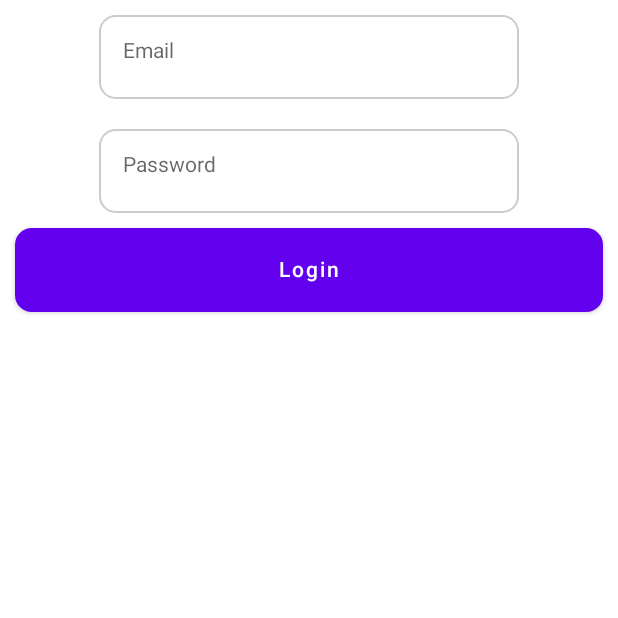
After one commit to mofe64/IntoTheComposeVerse, an Android app built with Jetpack Compose: the composable Login shown on its own in the app's theme, on a phone screen of 412 x 824 dp, the top half of it. The commit adds this screen. Run offline under Robolectric (Android 15) with nearby library versions, the phone set to English and light mode, and no system bars.

Commit message:
project impl

```diff
--- a/StateManagement/app/build.gradle
+++ b/StateManagement/app/build.gradle
@@ -62,4 +62,6 @@ dependencies {
     androidTestImplementation 'androidx.test.espresso:espresso-core:3.4.0'
     androidTestImplementation "androidx.compose.ui:ui-test-junit4:$compose_version"
     debugImplementation "androidx.compose.ui:ui-tooling:$compose_version"
+
+    implementation "androidx.lifecycle:lifecycle-viewmodel-compose:2.4.0-beta01"
 }
--- /dev/null
+++ b/StateManagement/app/src/main/java/com/nubari/statemanagement/viewmodel/CustomTextInput.kt
@@ -0,0 +1,69 @@
+package com.nubari.statemanagement.viewmodel
+
+import androidx.compose.foundation.layout.padding
+import androidx.compose.foundation.shape.RoundedCornerShape
+
+import androidx.compose.material.OutlinedTextField
+import androidx.compose.material.Text
+import androidx.compose.material.TextFieldDefaults
+import androidx.compose.runtime.Composable
+import androidx.compose.runtime.mutableStateOf
+import androidx.compose.runtime.remember
+import androidx.compose.ui.Modifier
+import androidx.compose.ui.focus.FocusState
+import androidx.compose.ui.focus.onFocusChanged
+import androidx.compose.ui.graphics.Color
+import androidx.compose.ui.text.TextStyle
+import androidx.compose.ui.text.style.TextAlign
+import androidx.compose.ui.unit.dp
+
+@Composable
+fun CustomInputField(
+    value: String,
+    placeholder: String,
+    modifier: Modifier = Modifier,
+    hasError: Boolean = false,
+    errorMessage: String = "",
+    onFocusChange: (FocusState) -> Unit,
+    onValueChange: (String) -> Unit,
+    textColor: Color = Color.Black,
+) {
+    val touched = remember {
+        mutableStateOf(false)
+    }
+    OutlinedTextField(
+        value = value,
+        onValueChange = {
+            touched.value = true
+            onValueChange(it)
+        },
+        modifier = modifier.onFocusChanged {
+            if (touched.value) onFocusChange(it);
+        },
+        isError = hasError,
+        placeholder = {
+            Text(
+                text = placeholder, style = TextStyle(
+                    textAlign = TextAlign.Center
+                )
+            )
+        },
+        colors = TextFieldDefaults.outlinedTextFieldColors(
+            errorBorderColor = Color.Red,
+            errorLabelColor = Color.Red,
+            errorLeadingIconColor = Color.Red,
+            textColor = textColor,
+            focusedBorderColor = Color.Green,
+            unfocusedBorderColor = Color.LightGray,
+        ),
+
+        shape = RoundedCornerShape(20),
+    )
+    if (hasError) {
+        Text(
+            text = errorMessage,
+            color = Color.Red,
+            modifier = Modifier.padding(start = 10.dp)
+        )
+    }
+}
--- /dev/null
+++ b/StateManagement/app/src/main/java/com/nubari/statemanagement/viewmodel/InputState.kt
@@ -0,0 +1,14 @@
+package com.nubari.statemanagement.viewmodel
+
+enum class InputType {
+    TEXT,
+    EMAIL,
+    PASSWORD,
+    NUMBER
+}
+data class InputState(
+    val text: String = "",
+    val isValid: Boolean = true,
+    val type: InputType,
+    val errorMessage: String = ""
+)
--- /dev/null
+++ b/StateManagement/app/src/main/java/com/nubari/statemanagement/viewmodel/Login.kt
@@ -0,0 +1,77 @@
+package com.nubari.statemanagement.viewmodel
+
+import androidx.compose.foundation.layout.*
+import androidx.compose.foundation.shape.RoundedCornerShape
+import androidx.compose.material.*
+import androidx.compose.runtime.Composable
+import androidx.compose.ui.Alignment
+import androidx.compose.ui.Modifier
+import androidx.compose.ui.graphics.Color
+import androidx.compose.ui.unit.dp
+import androidx.lifecycle.viewmodel.compose.viewModel
+
+@Composable
+fun Login(
+    loginViewModel: LoginViewModel = viewModel()
+) {
+    Column(
+        modifier = Modifier
+            .fillMaxSize()
+            .padding(10.dp),
+        horizontalAlignment = Alignment.CenterHorizontally,
+    ) {
+        val loginFormState = loginViewModel.state.value
+        CustomInputField(
+            value = loginFormState.email.text,
+            placeholder = "Email",
+            onFocusChange = {
+                loginViewModel.createEvent(
+                    LoginEvent.FocusChange("email")
+                )
+            },
+            onValueChange = { value ->
+                loginViewModel.createEvent(
+                    LoginEvent.EnteredEmail(value)
+                )
+            },
+            hasError = !loginFormState.email.isValid,
+            errorMessage = loginFormState.email.errorMessage,
+            textColor = Color.Black
+        )
+        Spacer(modifier = Modifier.height(20.dp))
+        CustomInputField(
+            value = loginFormState.password.text,
+            placeholder = "Password",
+            onFocusChange = {
+                loginViewModel.createEvent(
+                    LoginEvent.FocusChange("password")
+                )
+            },
+            onValueChange = { value ->
+                loginViewModel.createEvent(
+                    LoginEvent.EnteredPassword(value)
+                )
+            },
+            hasError = !loginFormState.password.isValid,
+            errorMessage = loginFormState.password.errorMessage,
+            textColor = Color.Black
+        )
+        Spacer(modifier = Modifier.height(10.dp))
+        Button(
+            onClick = {},
+            modifier = Modifier
+                .fillMaxWidth()
+                .height(56.dp),
+            colors = ButtonDefaults.buttonColors(
+                backgroundColor = MaterialTheme.colors.primary,
+                contentColor = Color.White,
+                disabledBackgroundColor = Color.Gray
+            ),
+            shape = RoundedCornerShape(20),
+            enabled = loginFormState.formValid
+
+        ) {
+            Text(text = "Login")
+        }
+    }
+}
--- /dev/null
+++ b/StateManagement/app/src/main/java/com/nubari/statemanagement/viewmodel/LoginFormState.kt
@@ -0,0 +1,7 @@
+package com.nubari.statemanagement.viewmodel
+
+data class LoginFormState(
+    val email : InputState = InputState(type = InputType.EMAIL),
+    val password: InputState = InputState(type = InputType.PASSWORD),
+    val formValid: Boolean
+)
```
Also changed, not shown: StateManagement/app/src/main/java/com/nubari/statemanagement/MainActivity.kt (+16 -16 lines), StateManagement/app/src/main/java/com/nubari/statemanagement/simple/internal/InputGreeting.kt (added, +19 -0 lines), StateManagement/app/src/main/java/com/nubari/statemanagement/simple/statehoisting/GreetingContainer.kt (added, +17 -0 lines), StateManagement/app/src/main/java/com/nubari/statemanagement/simple/statehoisting/InputGreeting.kt (added, +20 -0 lines), StateManagement/app/src/main/java/com/nubari/statemanagement/simple/statehoisting/Question.kt (added, +9 -0 lines), StateManagement/app/src/main/java/com/nubari/statemanagement/stateholder/Application.kt (added, +20 -0 lines), StateManagement/app/src/main/java/com/nubari/statemanagement/stateholder/ApplicationState.kt (added, +30 -0 lines), StateManagement/app/src/main/java/com/nubari/statemanagement/viewmodel/LoginEvent.kt (added, +7 -0 lines), StateManagement/app/src/main/java/com/nubari/statemanagement/viewmodel/LoginViewModel.kt (added, +85 -0 lines).
